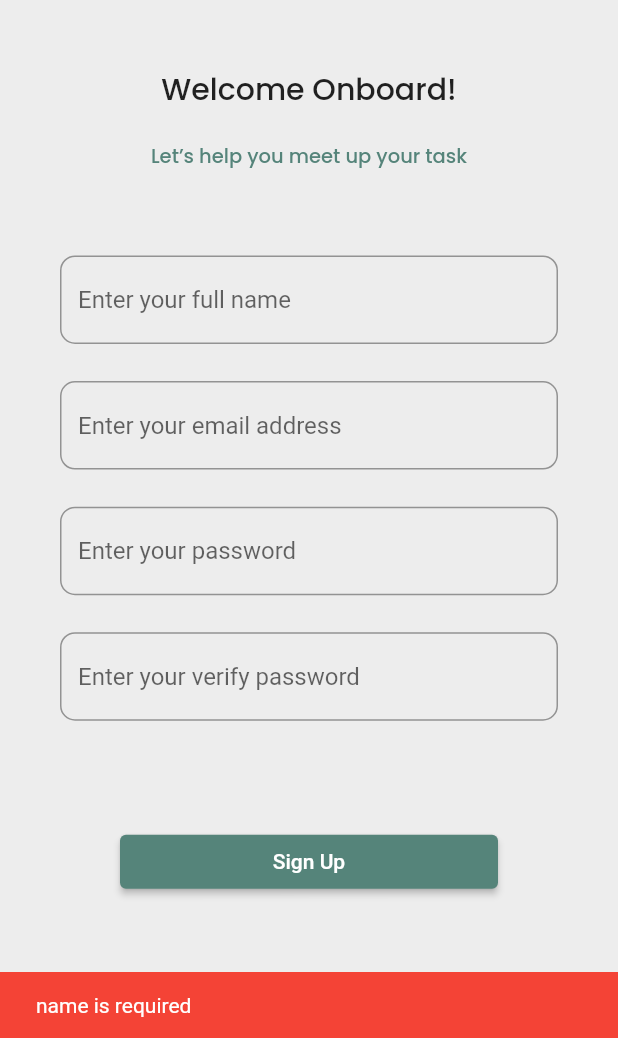
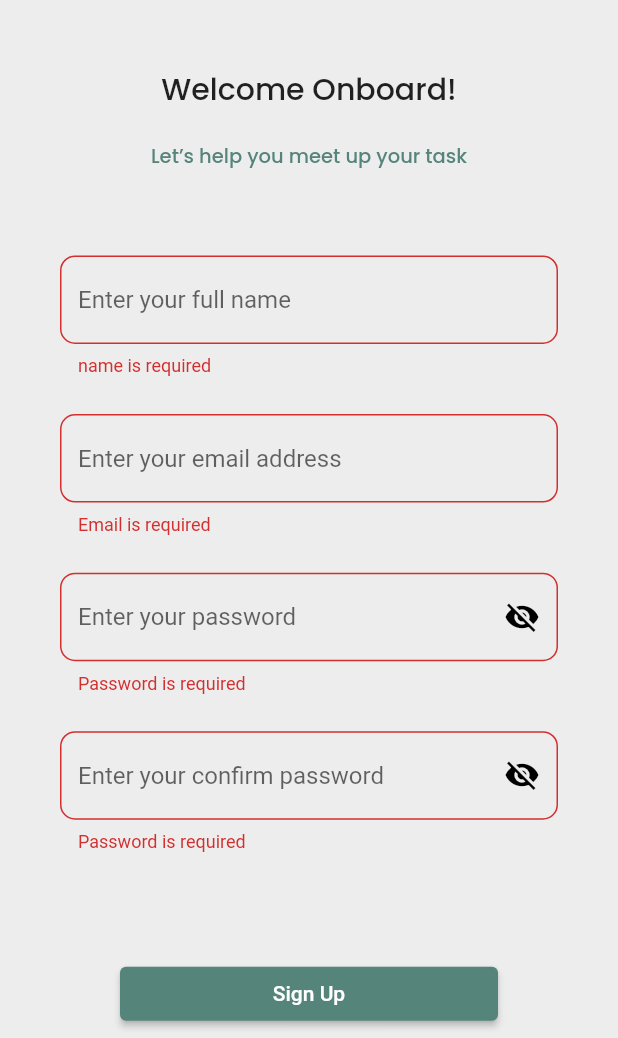
Before and after one commit to dikialfin/todolist, a Flutter app: the RegisterPage screen opened by its route, after a tap on "Sign Up", on a phone screen of 412 x 824 dp, the part 198-1236 px from its top. Run offline on Flutter 3.47's test engine with Material 2 defaults, Android fonts, the phone set to English and light mode, and no system bars; our stand-ins replace bloc, cloud_firestore, equatable, firebase_auth, firebase_core, flutter_bloc and 1 more; accounts and stored records are empty.

Commit message:
add validation and visibility password at register page

```diff
--- /dev/null
+++ b/lib/cubit/Password/confirm_password_cubit.dart
@@ -0,0 +1,18 @@
+import 'package:bloc/bloc.dart';
+import 'package:daily_task/models/user_model.dart';
+import 'package:daily_task/services/auth_service.dart';
+import 'package:daily_task/services/user_service.dart';
+import 'package:equatable/equatable.dart';
+import 'package:firebase_auth/firebase_auth.dart';
+
+class ConfirmPasswordCubit extends Cubit<bool> {
+  ConfirmPasswordCubit() : super(true);
+
+  void confirmPasswordVisible() {
+    if (state == false) {
+      emit(true);
+    } else if (state == true) {
+      emit(false);
+    }
+  }
+}
--- /dev/null
+++ b/lib/cubit/Password/password_cubit.dart
@@ -0,0 +1,18 @@
+import 'package:bloc/bloc.dart';
+import 'package:daily_task/models/user_model.dart';
+import 'package:daily_task/services/auth_service.dart';
+import 'package:daily_task/services/user_service.dart';
+import 'package:equatable/equatable.dart';
+import 'package:firebase_auth/firebase_auth.dart';
+
+class PasswordCubit extends Cubit<bool> {
+  PasswordCubit() : super(true);
+
+  void passwordVisible() {
+    if (state == false) {
+      emit(true);
+    } else if (state == true) {
+      emit(false);
+    }
+  }
+}
--- a/lib/cubit/auth_cubit.dart
+++ b/lib/cubit/auth_cubit.dart
@@ -10,38 +10,6 @@ part 'auth_state.dart';
 class AuthCubit extends Cubit<AuthState> {
   AuthCubit() : super(AuthInitial());
 
-  bool validatePassword(
-      {required String password, required String confirmPassword}) {
-    if (password == null || password == '') {
-      emit(AuthFailed('password is required'));
-      return false;
-    }
-    if (password != confirmPassword) {
-      emit(AuthFailed('password not match'));
-      return false;
-    }
-    if (password.length < 5) {
-      emit(AuthFailed('password to short'));
-      return false;
-    }
-
-    return true;
-  }
-
-  bool validateName({required String name}) {
-    if (name == null || name == '') {
-      emit(AuthFailed('name is required'));
-      return false;
-    }
-
-    if (name.length < 2) {
-      emit(AuthFailed('name to short'));
-      return false;
-    }
-
-    return true;
-  }
-
   void register({
     required String email,
     required String name,
@@ -51,14 +19,9 @@ class AuthCubit extends Cubit<AuthState> {
     try {
       emit(AuthLoading());
 
-      if (validateName(name: name)) {
-        if (validatePassword(
-            password: password, confirmPassword: confirmPassword)) {
-          UserModel userdata = await AuthService()
-              .register(fullname: name, email: email, password: password);
-          emit(AuthSuccess(userdata));
-        }
-      }
+      UserModel userdata = await AuthService()
+          .register(fullname: name, email: email, password: password);
+      emit(AuthSuccess(userdata));
 
       // UserModel userData = await AuthService()
       //     .register(email: email, fullname: name, password: password);
--- a/lib/pages/register_page.dart
+++ b/lib/pages/register_page.dart
@@ -1,3 +1,5 @@
+import 'package:daily_task/cubit/Password/confirm_password_cubit.dart';
+import 'package:daily_task/cubit/Password/password_cubit.dart';
 import 'package:daily_task/cubit/auth_cubit.dart';
 import 'package:daily_task/themes.dart';
 import 'package:flutter/material.dart';
@@ -15,6 +17,7 @@ class _RegisterPageState extends State<RegisterPage> {
   final TextEditingController _emailAddress = TextEditingController();
   final TextEditingController _password = TextEditingController();
   final TextEditingController _confirmPassword = TextEditingController();
+  final _formKey = GlobalKey<FormState>();
 
   @override
   Widget build(BuildContext context) {
@@ -71,7 +74,10 @@ class _RegisterPageState extends State<RegisterPage> {
                 margin: EdgeInsets.only(
                     top: (MediaQuery.of(context).size.height * 2 / 100)),
                 width: (MediaQuery.of(context).size.width * 20 / 100),
-                child: Column(children: [
+                child: Form(
+                    key: _formKey,
+                    child: Column(
+                      children: [
                         TextFormField(
                           controller: _fullName,
                           decoration: InputDecoration(
@@ -79,9 +85,19 @@ class _RegisterPageState extends State<RegisterPage> {
                                   borderRadius: BorderRadius.circular(10)),
                               hintText: 'Enter your full name'),
                           textInputAction: TextInputAction.next,
+                          validator: (value) {
+                            if (value == null || value == '') {
+                              return 'name is required';
+                            }
+
+                            if (value.length < 2) {
+                              return 'name to short';
+                            }
+                          },
                         ),
                         SizedBox(
-                    height: (MediaQuery.of(context).size.height * 3 / 100),
+                          height:
+                              (MediaQuery.of(context).size.height * 3 / 100),
                         ),
                         TextFormField(
                           controller: _emailAddress,
@@ -90,31 +106,102 @@ class _RegisterPageState extends State<RegisterPage> {
                                   borderRadius: BorderRadius.circular(10)),
                               hintText: 'Enter your email address'),
                           textInputAction: TextInputAction.next,
+                          validator: (value) {
+                            final String emailRegex =
+                                r"[a-z0-9!#$%&'*+/=?^_`{|}~-]+(?:\.[a-z0-9!#$%&'*+/=?^_`{|}~-]+)*@(?:[a-z0-9](?:[a-z0-9-]*[a-z0-9])?\.)+[a-z0-9](?:[a-z0-9-]*[a-z0-9])?";
+
+                            if (value == null || value == '') {
+                              return 'Email is required';
+                            }
+
+                            if (RegExp(emailRegex).hasMatch(value) == false) {
+                              return 'Email not valid';
+                            }
+                          },
                         ),
                         SizedBox(
-                    height: (MediaQuery.of(context).size.height * 3 / 100),
+                          height:
+                              (MediaQuery.of(context).size.height * 3 / 100),
                         ),
-                  TextFormField(
+                        BlocBuilder<PasswordCubit, bool>(
+                            builder: (context, state) {
+                          final iconPassword = state == true
+                              ? Icon(
+                                  Icons.visibility_off,
+                                  color: Colors.black,
+                                )
+                              : Icon(
+                                  Icons.visibility,
+                                  color: Colors.black,
+                                );
+
+                          return TextFormField(
                             controller: _password,
                             decoration: InputDecoration(
+                                suffixIcon: IconButton(
+                                    onPressed: () {
+                                      context
+                                          .read<PasswordCubit>()
+                                          .passwordVisible();
+                                    },
+                                    icon: iconPassword),
                                 border: OutlineInputBorder(
                                     borderRadius: BorderRadius.circular(10)),
                                 hintText: 'Enter your password'),
-                    obscureText: true,
                             textInputAction: TextInputAction.next,
+                            obscureText: state,
+                            validator: (value) {
+                              if (value == "" || value == null) {
+                                return "Password is required";
+                              } else if (value.length < 5) {
+                                return "Password to short";
+                              }
+                            },
+                          );
+                        }),
+                        SizedBox(
+                          height:
+                              (MediaQuery.of(context).size.height * 3 / 100),
                         ),
-                  SizedBox(
-                    height: (MediaQuery.of(context).size.height * 3 / 100),
-                  ),
-                  TextFormField(
+                        BlocBuilder<ConfirmPasswordCubit, bool>(
+                            builder: (context, state) {
+                          final iconConfirmPassword = state == true
+                              ? Icon(
+                                  Icons.visibility_off,
+                                  color: Colors.black,
+                                )
+                              : Icon(
+                                  Icons.visibility,
+                                  color: Colors.black,
+                                );
+
+                          return TextFormField(
                             controller: _confirmPassword,
                             decoration: InputDecoration(
+                                suffixIcon: IconButton(
+                                    onPressed: () {
+                                      context
+                                          .read<ConfirmPasswordCubit>()
+                                          .confirmPasswordVisible();
+                                    },
+                                    icon: iconConfirmPassword),
                                 border: OutlineInputBorder(
                                     borderRadius: BorderRadius.circular(10)),
-                        hintText: 'Enter your verify password'),
-                    obscureText: true,
-                  ),
-                ]),
+                                hintText: 'Enter your confirm password'),
+                            textInputAction: TextInputAction.done,
+                            obscureText: state,
+                            validator: (value) {
+                              if (value == "" || value == null) {
+                                return "Password is required";
+                              } else if (value != _password.text) {
+                                return "Password not match";
+                              }
+                            },
+                          );
+                          ;
+                        }),
+                      ],
+                    )),
               ),
               SizedBox(
                 height: 50,
@@ -124,6 +211,10 @@ class _RegisterPageState extends State<RegisterPage> {
                 child: BlocConsumer<AuthCubit, AuthState>(
                     listener: (context, state) {
                   if (state is AuthSuccess) {
+                    _fullName.clear();
+                    _emailAddress.clear();
+                    _password.clear();
+                    _confirmPassword.clear();
                     ScaffoldMessenger.of(context).showSnackBar(SnackBar(
                       content: Text('Regis Berhasil'),
                       backgroundColor: greenColor,
@@ -148,13 +239,13 @@ class _RegisterPageState extends State<RegisterPage> {
                   }
                   return ElevatedButton(
                     onPressed: () {
+                      if (_formKey.currentState!.validate() == true) {
                         context.read<AuthCubit>().register(
                             email: _emailAddress.text,
                             name: _fullName.text,
                             confirmPassword: _confirmPassword.text,
                             password: _password.text);
-                      // Navigator.pushNamedAndRemoveUntil(
-                      //     context, "/add_todo", (route) => false);
+                      }
                     },
                     child: Text("Sign Up"),
                     style: ElevatedButton.styleFrom(primary: greenColor),
```
Also changed, not shown: lib/main.dart (+8 -0 lines). Lines whose indentation alone changed are shown as unchanged.
